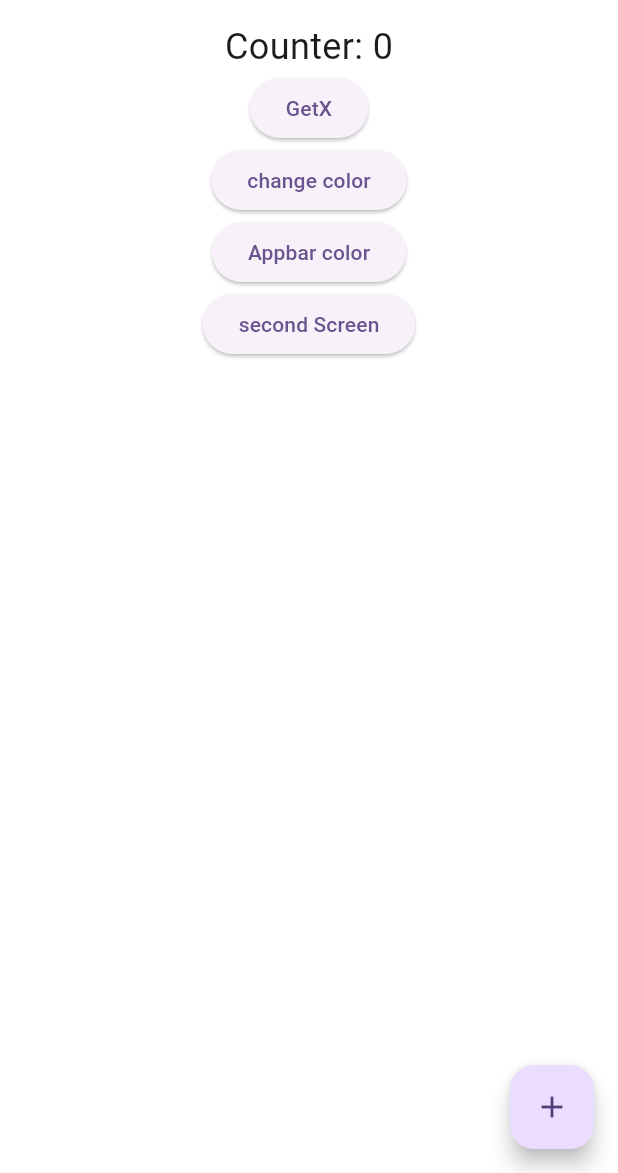
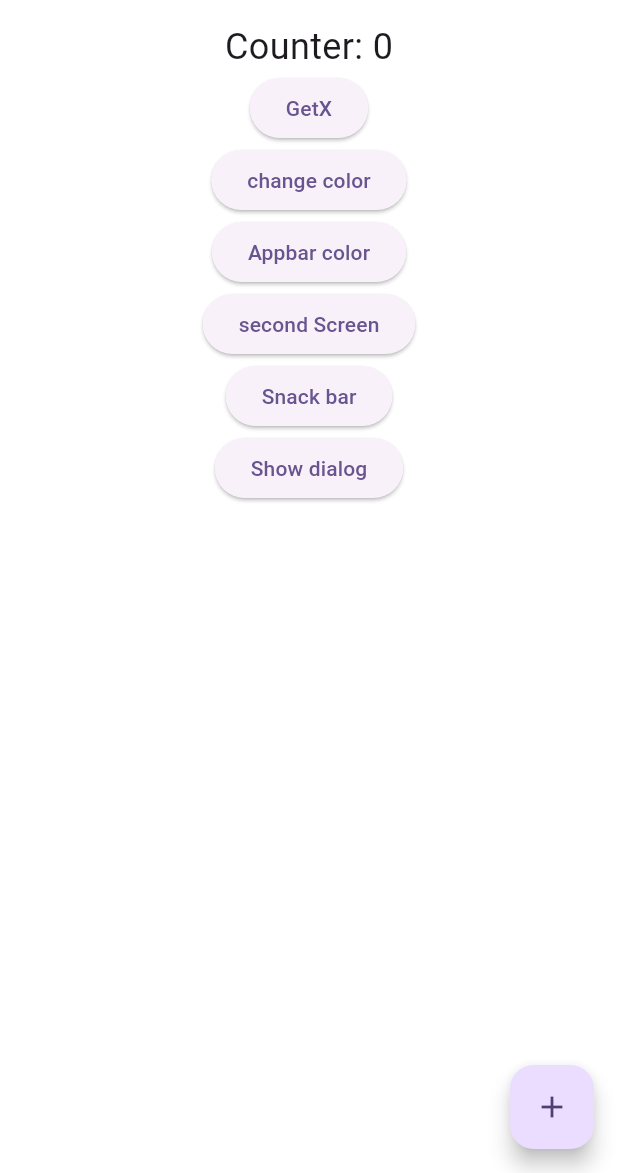
Before and after one commit to JaseemCA/Getxsample, a Flutter app: the screen it shows after launch, on a phone screen of 412 x 824 dp, the part 63-1236 px from its top. Run offline on Flutter 3.47's test engine with Material 3 defaults, Android fonts, the phone set to English and light mode, and no system bars; our stand-ins replace get.

Commit message:
getx  commit

```diff
--- a/lib/main.dart
+++ b/lib/main.dart
@@ -23,8 +23,8 @@
       ),
       initialRoute: '/home',
       getPages: [
-        GetPage(name: '/home', page: () => MyHomePage()),
-        GetPage(name: '/second', page: () => SecondScreen())
+        GetPage(name: '/home', page: () => const MyHomePage()),
+        GetPage(name: '/second', page: () => const SecondScreen())
       ],
     );
   }
@@ -88,7 +88,28 @@
                 onPressed: () {
                   Get.toNamed('/second');
                 },
-                child: Text('second Screen'))
+                child: Text('second Screen')),
+            ElevatedButton(
+                onPressed: () {
+                  Get.snackbar(
+                    "snackbar",
+                    'Snack message',
+                    snackPosition: SnackPosition.TOP,
+                    colorText: Colors.amber,
+                    backgroundColor: Colors.black,
+                    borderRadius: 30,
+                    animationDuration: Duration(seconds: 5),
+                    backgroundGradient:
+                        LinearGradient(colors: [Colors.white, Colors.green]),
+                    isDismissible: true,
+                  );
+                },
+                child: const Text('Snack bar')),
+            ElevatedButton(
+                onPressed: () {
+                  Get.defaultDialog();
+                  },
+                child: Text('Show dialog')),
           ],
         )),
         floatingActionButton: FloatingActionButton(
```
